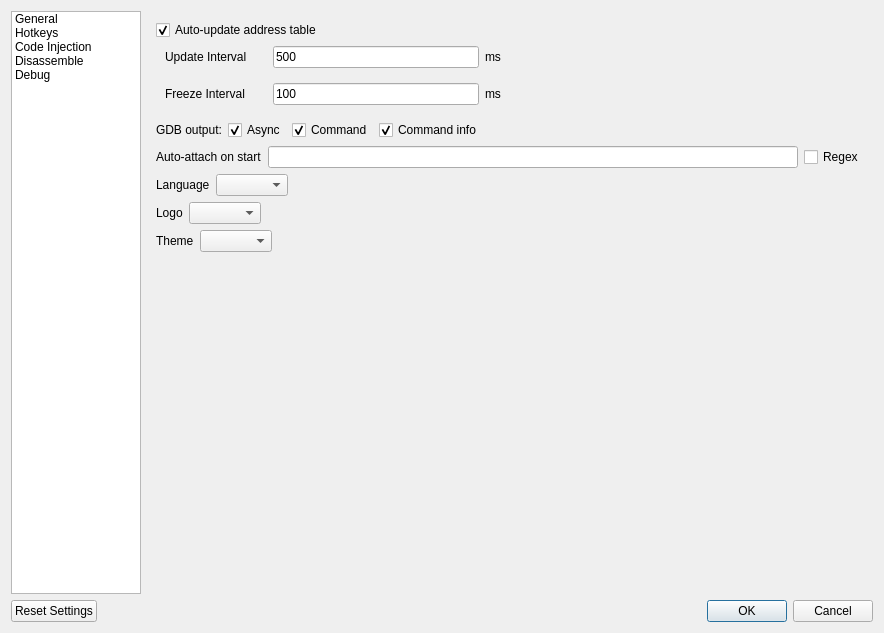
korcankaraokcu/PINCE, file GUI/SettingsDialog.ui: the form before one commit.
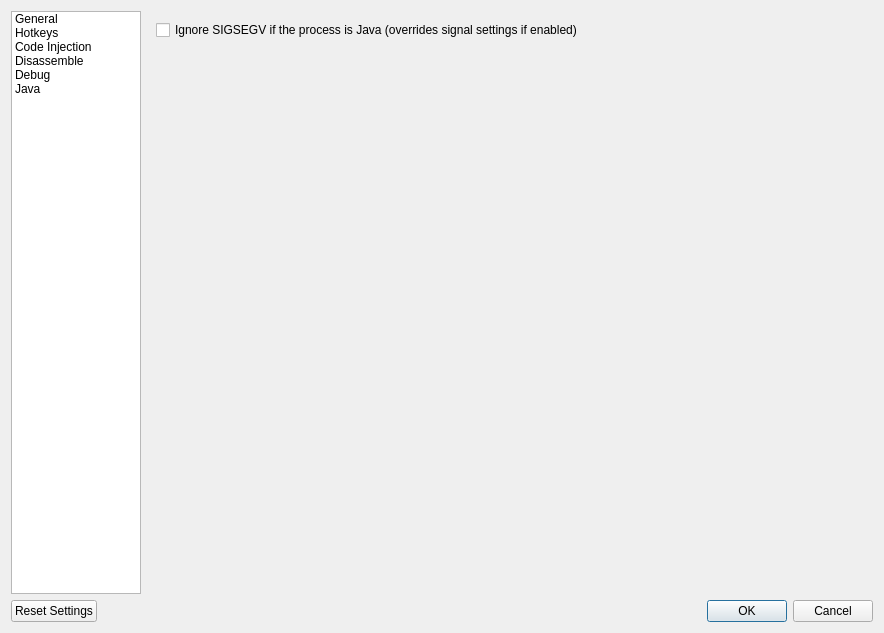
The form after the commit. The open tabs and pages were chosen to show the change.

Commit message: Add option to disable SIGSEGV if the process is java

The edit to the form file:
```diff
--- a/GUI/SettingsDialog.ui
+++ b/GUI/SettingsDialog.ui
@@ -57,6 +57,11 @@
            <string>Debug</string>
           </property>
          </item>
+         <item>
+          <property name="text">
+           <string>Java</string>
+          </property>
+         </item>
         </widget>
        </item>
        <item>
@@ -719,6 +724,30 @@
            </item>
           </layout>
          </widget>
+         <widget class="QWidget" name="page_6">
+          <layout class="QGridLayout" name="gridLayout_7">
+           <item row="0" column="0">
+            <widget class="QCheckBox" name="checkBox_JavaSegfault">
+             <property name="text">
+              <string>Ignore SIGSEGV if the process is Java (overrides signal settings if enabled)</string>
+             </property>
+            </widget>
+           </item>
+           <item row="1" column="0">
+            <spacer name="verticalSpacer_6">
+             <property name="orientation">
+              <enum>Qt::Vertical</enum>
+             </property>
+             <property name="sizeHint" stdset="0">
+              <size>
+               <width>20</width>
+               <height>40</height>
+              </size>
+             </property>
+            </spacer>
+           </item>
+          </layout>
+         </widget>
         </widget>
        </item>
       </layout>
```
The commit also changes 6 other files.
